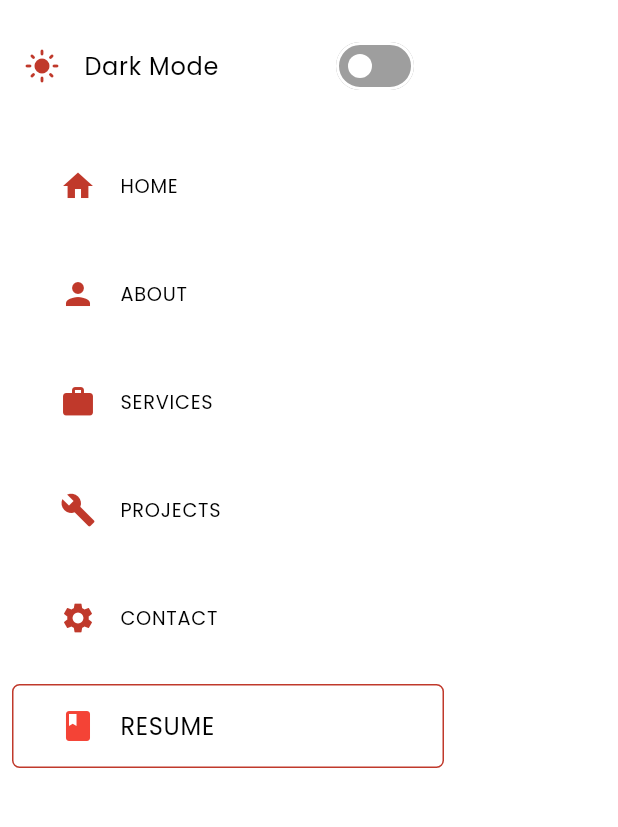
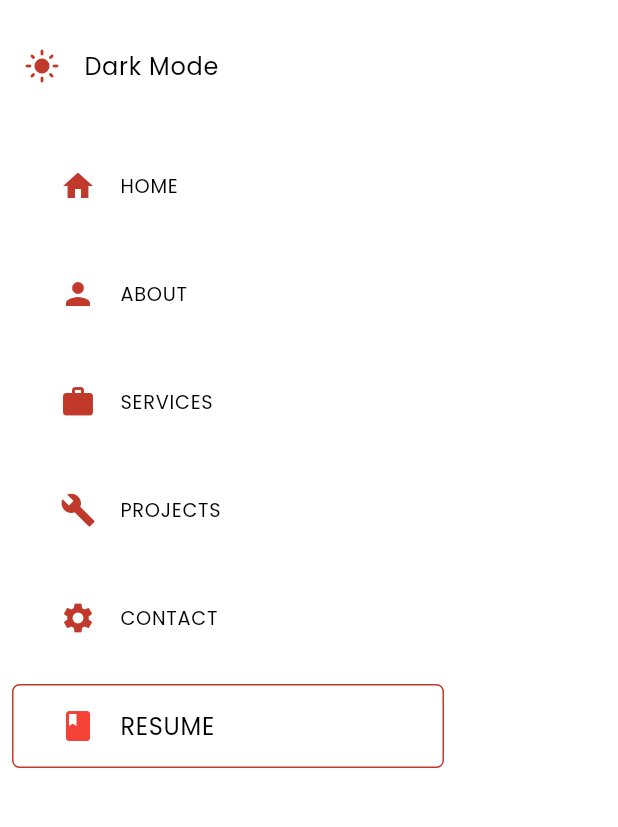
Before and after one commit to MyoMin-Latt/portfolio, a Flutter app: the _MobileDrawer widget shown alone on an empty page, opened directly, on a phone screen of 412 x 824 dp, the part 84-911 px from its top. Run offline on Flutter 3.47's test engine with Material 3 defaults, Android fonts, the phone set to English and light mode, and no system bars; our stand-ins replace animated_text_kit, carousel_slider, flip_card, font_awesome_flutter, shared_preferences, url_strategy; missing offline and left inert: universal_html; accounts and stored records are empty; network calls fail.

Commit message:
update > main, core theme, home desktop, mobile drawer, project card

```diff
--- a/lib/configs/core_theme.dart
+++ b/lib/configs/core_theme.dart
@@ -4,34 +4,19 @@ const fontFamily = 'Poppins';
 
 final themeLight = ThemeData(
   useMaterial3: true,
-  primaryColorLight: const Color(0xffC0392B),
   brightness: Brightness.light,
-  primaryColor: const Color(0xffC0392B),
-  highlightColor: Colors.black,
-  canvasColor: Colors.white,
   fontFamily: fontFamily,
-  // backgroundColor: Colors.white,
-  splashColor: Colors.transparent,
-  scaffoldBackgroundColor: Colors.white,
-  colorScheme: ColorScheme.fromSwatch(primarySwatch: Colors.red).copyWith(
-    secondary: Colors.black,
-    brightness: Brightness.light,
+  colorScheme: ColorScheme.fromSwatch(
+    primarySwatch: Colors.blueGrey,
   ),
 );
 
 final themeDark = ThemeData(
   useMaterial3: true,
   brightness: Brightness.dark,
-  primaryColorDark: const Color(0xffC0392B),
-  primaryColor: const Color(0xffC0392B),
-  highlightColor: const Color(0xffC0392B),
-  canvasColor: Colors.white,
   fontFamily: fontFamily,
-  splashColor: Colors.transparent,
-  // backgroundColor: Colors.grey[800],
-  scaffoldBackgroundColor: Colors.black,
-  colorScheme: ColorScheme.fromSwatch(primarySwatch: Colors.red).copyWith(
-    secondary: const Color(0xffC0392B),
+  colorScheme: ColorScheme.fromSwatch(
+    primarySwatch: Colors.blueGrey,
     brightness: Brightness.dark,
   ),
 );
--- a/lib/main.dart
+++ b/lib/main.dart
@@ -9,7 +9,7 @@ import 'configs/core_theme.dart' as theme;
 
 void main() {
   WidgetsFlutterBinding.ensureInitialized();
-  setPathUrlStrategy();
+  setPathUrlStrategy(); // mute web url # sign
   runApp(const MyApp());
 }
 
--- a/lib/sections/home/home_desktop.dart
+++ b/lib/sections/home/home_desktop.dart
@@ -91,7 +91,7 @@ class HomeDesktop extends StatelessWidget {
                       AnimatedTextKit(
                         animatedTexts: [
                           TyperAnimatedText(
-                            ' Flutter Developer',
+                            'Flutter Developer',
                             speed: const Duration(milliseconds: 50),
                             textStyle: AppText.b1,
                           ),
--- a/lib/sections/main/widgets/_mobile_drawer.dart
+++ b/lib/sections/main/widgets/_mobile_drawer.dart
@@ -9,8 +9,6 @@ class _MobileDrawer extends StatelessWidget {
     final scrollProvider = Provider.of<ScrollProvider>(context);
 
     return Drawer(
-      child: Material(
-        color: appProvider.isDark ? Colors.grey[900] : Colors.white,
       child: Padding(
         padding: const EdgeInsets.fromLTRB(0, 25.0, 0, 0),
         child: Column(
@@ -29,7 +27,8 @@ class _MobileDrawer extends StatelessWidget {
                 "Dark Mode",
               ),
               trailing: Switch(
-                  inactiveTrackColor: Colors.grey,
+                // inactiveTrackColor: Theme.of(context).colorScheme.onPrimary,
+                // inactiveTrackColor: Colors.grey,
                 value: appProvider.isDark,
                 onChanged: (value) {
                   appProvider
@@ -83,7 +82,6 @@ class _MobileDrawer extends StatelessWidget {
           ],
         ),
       ),
-      ),
     );
   }
 }
--- a/lib/widget/project_card.dart
+++ b/lib/widget/project_card.dart
@@ -1,5 +1,4 @@
 import 'package:flutter/material.dart';
-
 
 import 'package:provider/provider.dart';
 
```
Lines whose indentation alone changed are shown as unchanged.
